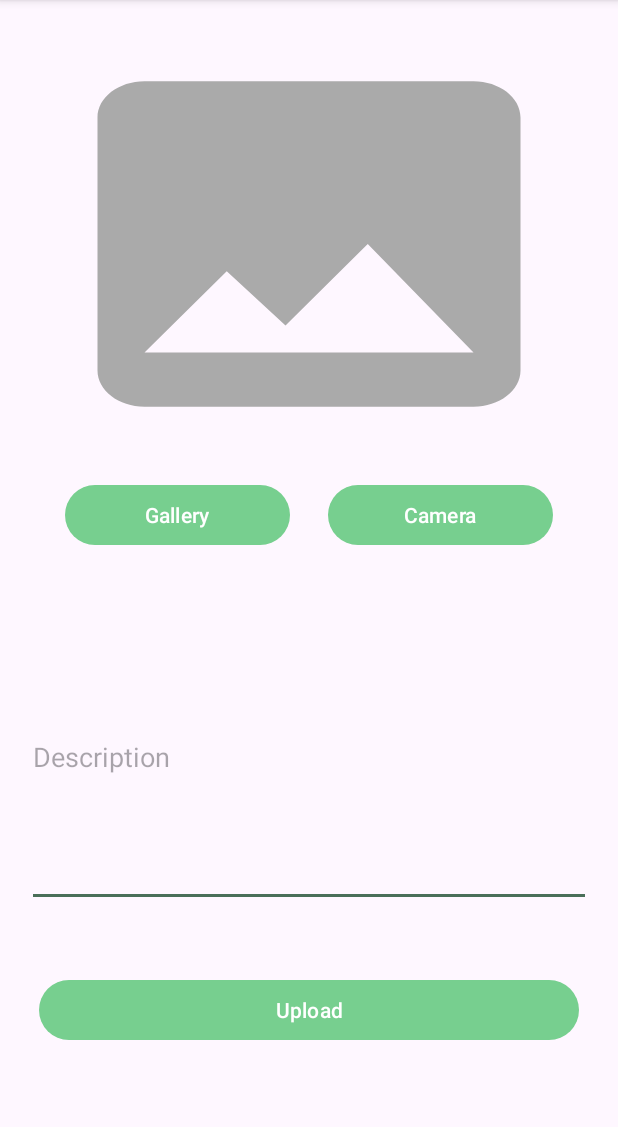
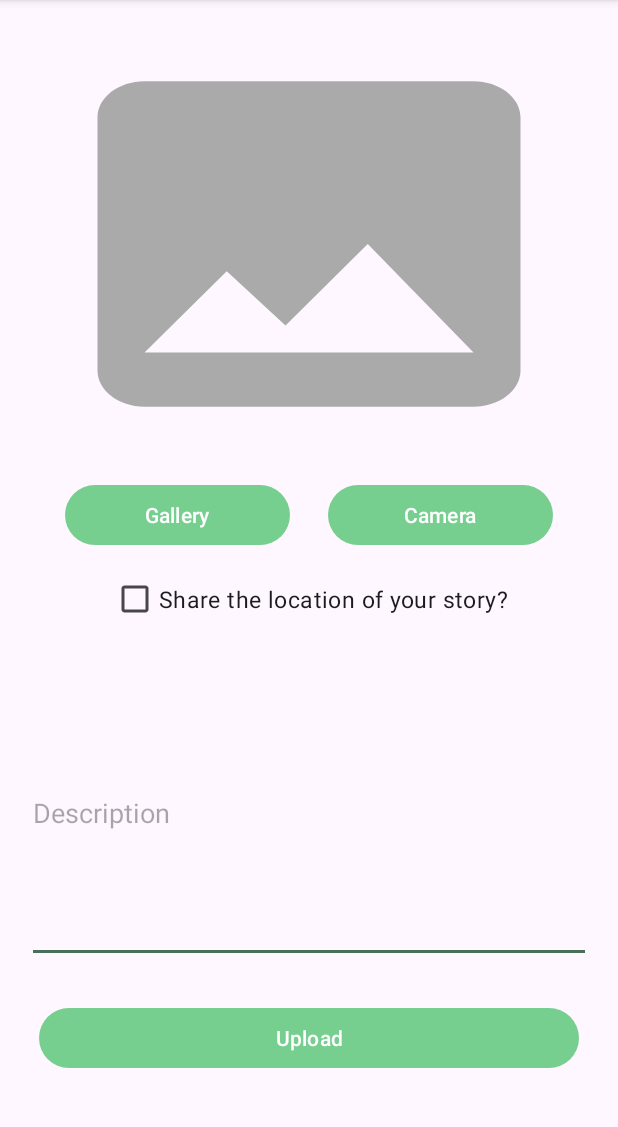
Before and after one commit to SyaddadDeveloper/SubmissionAwal-StoryApp, an Android app: the StoryActivity screen opened directly, with no data from a screen before it, on a phone screen of 412 x 824 dp, the part 96-1223 px from its top. Run offline under Robolectric (Android 15) with nearby library versions, the phone set to English and light mode, and no system bars; pictures from the network do not load.

Commit message:
Berhasil untuk Error handling checkbox permission dan bug fix location.

```diff
--- a/app/build.gradle.kts
+++ b/app/build.gradle.kts
@@ -47,6 +47,9 @@ android {
 }
 
 dependencies {
+    //Location
+    implementation("com.google.android.gms:play-services-location:21.0.1")
+
     //Testing
     testImplementation("org.mockito:mockito-core:5.6.0")
     testImplementation("org.mockito:mockito-inline:5.2.0")
--- a/app/src/main/java/com/example/submissionstoryapp/view/story/StoryActivity.kt
+++ b/app/src/main/java/com/example/submissionstoryapp/view/story/StoryActivity.kt
@@ -1,9 +1,9 @@
 package com.example.submissionstoryapp.view.story
 
 import android.Manifest
-
 import android.content.pm.PackageManager
 import android.net.Uri
+import android.os.Build
 import androidx.appcompat.app.AppCompatActivity
 import android.os.Bundle
 import android.util.Log
@@ -13,76 +13,56 @@ import androidx.activity.result.PickVisualMediaRequest
 import androidx.activity.result.contract.ActivityResultContracts
 import androidx.activity.viewModels
 import androidx.appcompat.app.ActionBar
+import androidx.core.app.ActivityCompat
 import com.example.submissionstoryapp.data.Result
-
 import androidx.core.content.ContextCompat
-
 import com.example.submissionstoryapp.R
-
 import com.example.submissionstoryapp.databinding.ActivityStoryBinding
 import com.example.submissionstoryapp.data.ViewModelFactory
+import com.google.android.gms.location.FusedLocationProviderClient
+import com.google.android.gms.location.LocationServices
+import java.io.File
 
 
 class StoryActivity : AppCompatActivity() {
+    private lateinit var binding: ActivityStoryBinding
+    private lateinit var fusedLocationClient: FusedLocationProviderClient
+    private var currentImageUri: Uri? = null
     private val viewModel by viewModels<StoryViewModel> {
         ViewModelFactory.getInstance(this)
     }
+    private val requestPermissionLauncher =
+        registerForActivityResult(ActivityResultContracts.RequestPermission()) { isGranted: Boolean ->
+            showToast(if (isGranted) "Permission granted" else "Permission denied")
+        }
 
-    private lateinit var binding: ActivityStoryBinding
+    private val requestPermissionLocation = registerForActivityResult(
+        ActivityResultContracts.RequestMultiplePermissions()
+    ) { permissions ->
+        if (Build.VERSION.SDK_INT >= Build.VERSION_CODES.N) {
+            when {
+                permissions.getOrDefault(Manifest.permission.ACCESS_FINE_LOCATION, false) -> {
+                    showToast("Permission request granted")
+                }
 
-    private var currentImageUri: Uri? = null
+                permissions.getOrDefault(Manifest.permission.ACCESS_COARSE_LOCATION, false) -> {
+                    showToast("Permission request granted")
+                }
 
-    private val requestPermissionLauncher =
-        registerForActivityResult(
-            ActivityResultContracts.RequestPermission()
-        ) { isGranted: Boolean ->
-            if (isGranted) {
-                Toast.makeText(this, "Permission request granted", Toast.LENGTH_LONG).show()
-            } else {
-                Toast.makeText(this, "Permission request denied", Toast.LENGTH_LONG).show()
+                else -> {
+                    showToast("Permission request denied")
                 }
             }
-
-    private fun allPermissionsGranted() =
-        ContextCompat.checkSelfPermission(
-            this,
-            REQUIRED_PERMISSION
-        ) == PackageManager.PERMISSION_GRANTED
-
-    override fun onCreate(savedInstanceState: Bundle?) {
-        super.onCreate(savedInstanceState)
-        binding = ActivityStoryBinding.inflate(layoutInflater)
-        setContentView(binding.root)
-
-        if (!allPermissionsGranted()) {
-            requestPermissionLauncher.launch(REQUIRED_PERMISSION)
         }
-
-        binding.galleryButton.setOnClickListener { startGallery() }
-        binding.cameraButton.setOnClickListener { startCamera() }
-        binding.uploadButton.setOnClickListener { uploadImage() }
-        supportActionBar?.displayOptions = ActionBar.DISPLAY_SHOW_CUSTOM
-        supportActionBar?.setCustomView(R.layout.custom_actionbar)
-    }
-
-    private fun startGallery() {
-        launcherGallery.launch(PickVisualMediaRequest(ActivityResultContracts.PickVisualMedia.ImageOnly))
     }
 
     private val launcherGallery = registerForActivityResult(
         ActivityResultContracts.PickVisualMedia()
-    ) { uri: Uri? ->
-        if (uri != null) {
-            currentImageUri = uri
+    ) { selectedUri: Uri? ->
+        selectedUri?.let {
+            currentImageUri = it
             showImage()
-        } else {
-            Log.d("Photo Picker", "No media selected")
-        }
-    }
-
-    private fun startCamera() {
-        currentImageUri = getImageUri(this)
-        launcherIntentCamera.launch(currentImageUri)
+        } ?: Log.d("Photo Picker", "No media selected")
     }
 
     private val launcherIntentCamera = registerForActivityResult(
@@ -90,6 +70,71 @@ class StoryActivity : AppCompatActivity() {
     ) { isSuccess ->
         if (isSuccess) {
             showImage()
+        }
+    }
+
+    override fun onCreate(savedInstanceState: Bundle?) {
+        super.onCreate(savedInstanceState)
+        binding = ActivityStoryBinding.inflate(layoutInflater)
+        setContentView(binding.root)
+        setupViews()
+    }
+    private fun setupViews() {
+        fusedLocationClient = LocationServices.getFusedLocationProviderClient(this)
+
+        binding.apply {
+            galleryButton.setOnClickListener { startGallery() }
+            cameraButton.setOnClickListener { startCamera() }
+            uploadButton.setOnClickListener { uploadImage() }
+            permissionShareStoryLocation.setOnClickListener { requestLocationPermissionOrShowMessage() }
+        }
+
+        supportActionBar?.apply {
+            displayOptions = ActionBar.DISPLAY_SHOW_CUSTOM
+            setCustomView(R.layout.custom_actionbar)
+        }
+    }
+
+    private fun requestLocationPermissionOrShowMessage() {
+        if (!isPermissionsGranted(Manifest.permission.ACCESS_FINE_LOCATION) &&
+            !isPermissionsGranted(Manifest.permission.ACCESS_COARSE_LOCATION)
+        ) {
+            requestPermissionLocation.launch(
+                arrayOf(
+                    Manifest.permission.ACCESS_FINE_LOCATION,
+                    Manifest.permission.ACCESS_COARSE_LOCATION
+                )
+            )
+            binding.permissionShareStoryLocation.isChecked = false
+        } else {
+            if (!binding.permissionShareStoryLocation.isChecked){
+                showToast(getString(R.string.location_unauthorized))
+            }else{
+                showToast(getString(R.string.location_authorized))
+            }
+        }
+    }
+
+    private fun isPermissionsGranted(permission: String) =
+        ContextCompat.checkSelfPermission(
+            this,
+            permission
+        ) == PackageManager.PERMISSION_GRANTED
+
+    private fun startGallery() {
+        launcherGallery.launch(PickVisualMediaRequest(ActivityResultContracts.PickVisualMedia.ImageOnly))
+    }
+
+    private fun startCamera() {
+        if (ContextCompat.checkSelfPermission(
+                this,
+                Manifest.permission.CAMERA
+            ) == PackageManager.PERMISSION_GRANTED
+        ) {
+            currentImageUri = getImageUri(this)
+            launcherIntentCamera.launch(currentImageUri)
+        } else {
+            requestPermissionLauncher.launch(Manifest.permission.CAMERA)
         }
     }
 
@@ -106,20 +151,50 @@ class StoryActivity : AppCompatActivity() {
             Log.d("Image File", "showImage: ${imageFile.path}")
             val description = binding.descEditText.text.toString()
 
+            if (ActivityCompat.checkSelfPermission(
+                    this,
+                    Manifest.permission.ACCESS_FINE_LOCATION
+                ) != PackageManager.PERMISSION_GRANTED && ActivityCompat.checkSelfPermission(
+                    this,
+                    Manifest.permission.ACCESS_COARSE_LOCATION
+                ) != PackageManager.PERMISSION_GRANTED
+            ) {
+                uploadStory(imageFile, description)
+            } else {
+                fusedLocationClient.lastLocation.addOnSuccessListener { location ->
+                    if (location != null) {
+                        val isChecked = binding.permissionShareStoryLocation.isChecked
+                        val lat = if (isChecked) location.latitude else null
+                        val lon = if (isChecked) location.longitude else null
+                        uploadStory(imageFile, description, lat, lon)
+                    } else {
+                        // Handle the case where location is null
+                        showToast("Unable to retrieve location.")
+                        showLoading(false)
+                    }
+                }
+            }
             showLoading(true)
-            viewModel.uploadStories(imageFile, description).observe(this) { result ->
+        } ?: showToast(getString(R.string.empty_image_warning))
+    }
+
+    private fun uploadStory(
+        imageFile: File,
+        description: String,
+        lat: Double? = null,
+        lon: Double? = null,
+    ) {
+        viewModel.uploadStories(imageFile, description, lat, lon).observe(this) { result ->
             if (result != null) {
                 when (result) {
                     is Result.Loading -> {
                         showLoading(true)
                     }
-
                     is Result.Success -> {
                         showToast(result.data.message)
                         showLoading(false)
                         finish()
                     }
-
                     is Result.Error -> {
                         showToast(result.error)
                         showLoading(false)
@@ -127,7 +202,6 @@ class StoryActivity : AppCompatActivity() {
                 }
             }
         }
-        } ?: showToast(getString(R.string.empty_image_warning))
     }
 
     private fun showLoading(isLoading: Boolean) {
@@ -137,8 +211,4 @@ class StoryActivity : AppCompatActivity() {
     private fun showToast(message: String) {
         Toast.makeText(this, message, Toast.LENGTH_SHORT).show()
     }
-
-    companion object {
-        private const val REQUIRED_PERMISSION = Manifest.permission.CAMERA
 }
-}
--- a/app/src/main/res/layout-land/activity_story.xml
+++ b/app/src/main/res/layout-land/activity_story.xml
@@ -8,6 +8,7 @@
     tools:context=".view.story.StoryActivity">
 
     <ImageView
+        android:contentDescription="@string/image_story"
         android:id="@+id/previewImageView"
         android:layout_width="0dp"
         android:layout_height="0dp"
@@ -71,8 +72,19 @@
         app:layout_constraintHeight_percent="0.5"
         app:layout_constraintHorizontal_bias="0.5"
         app:layout_constraintStart_toStartOf="@+id/galleryButton"
-        app:layout_constraintTop_toBottomOf="@+id/galleryButton"
+        app:layout_constraintTop_toBottomOf="@+id/permissionShareStoryLocation"
         app:layout_constraintWidth_percent="0.4" />
+
+    <CheckBox
+        android:id="@+id/permissionShareStoryLocation"
+        android:layout_width="wrap_content"
+        android:layout_height="wrap_content"
+        android:layout_marginTop="8dp"
+        android:text="@string/share_location_story"
+        android:textSize="15sp"
+        app:layout_constraintEnd_toEndOf="@+id/galleryButton"
+        app:layout_constraintStart_toStartOf="@+id/galleryButton"
+        app:layout_constraintTop_toBottomOf="@id/galleryButton" />
 
 
         <ProgressBar
--- a/app/src/main/res/layout/activity_story.xml
+++ b/app/src/main/res/layout/activity_story.xml
@@ -8,6 +8,7 @@
     android:padding="18dp">
 
     <ImageView
+        android:contentDescription="@string/image_story"
         android:id="@+id/previewImageView"
         android:layout_width="0dp"
         android:layout_height="0dp"
@@ -57,7 +58,17 @@
         app:layout_constraintEnd_toEndOf="parent"
         app:layout_constraintHorizontal_bias="0.5"
         app:layout_constraintStart_toStartOf="parent"
-        app:layout_constraintTop_toBottomOf="@+id/cameraButton" />
+        app:layout_constraintTop_toBottomOf="@+id/permissionShareStoryLocation" />
+    <CheckBox
+        android:id="@+id/permissionShareStoryLocation"
+        android:layout_width="wrap_content"
+        android:layout_height="wrap_content"
+        android:text="@string/share_location_story"
+        android:textSize="15sp"
+        android:layout_marginTop="8dp"
+        app:layout_constraintTop_toBottomOf="@id/galleryButton"
+        app:layout_constraintEnd_toEndOf="parent"
+        app:layout_constraintStart_toStartOf="parent" />
 
     <Button
         android:id="@+id/uploadButton"
--- a/app/src/main/res/values/strings.xml
+++ b/app/src/main/res/values/strings.xml
@@ -41,4 +41,7 @@
     <string name="retry">retry</string>
     <string name="success_show_location">Success Show Location</string>
     <string name="error_show_location">Error Show Location</string>
+    <string name="share_location_story">Share the location of your story?</string>
+    <string name="location_authorized">You share the Story Location</string>
+    <string name="location_unauthorized">You Not share the Story Location</string>
 </resources>
```
Lines whose indentation alone changed are shown as unchanged.
